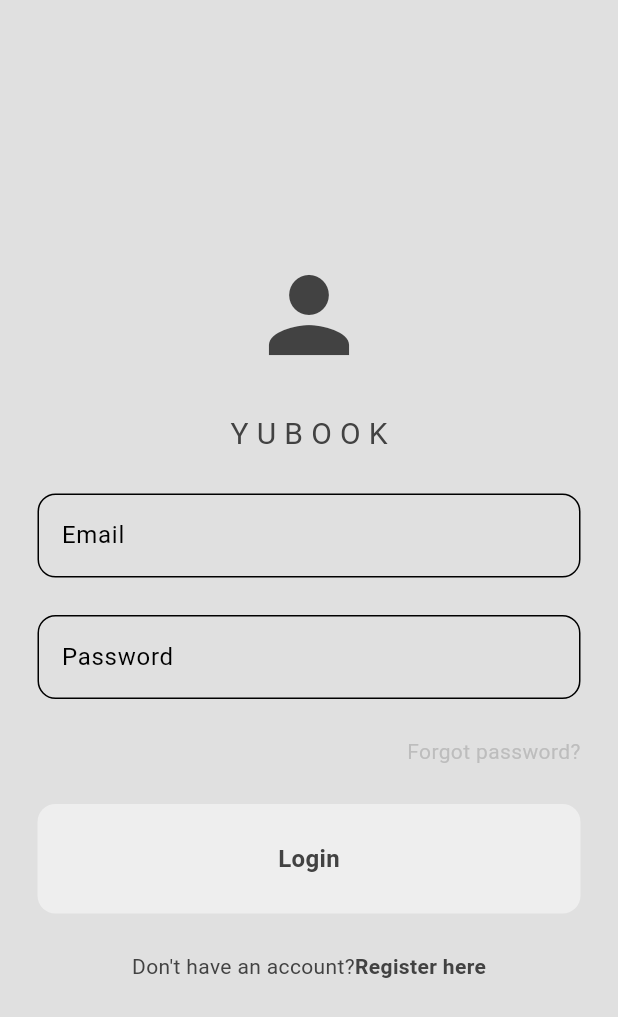
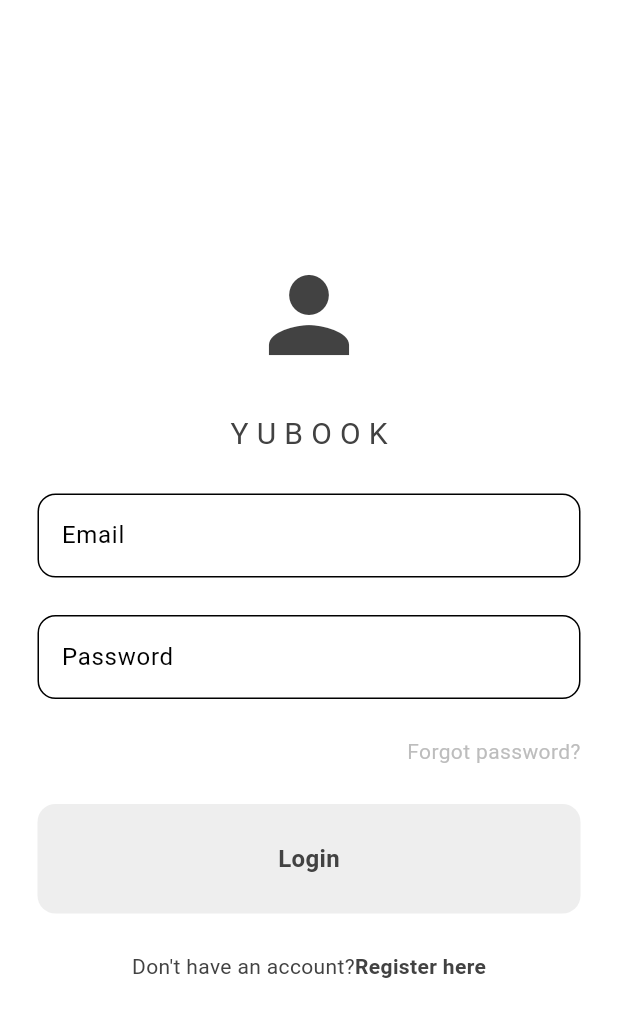
Before and after one commit to Mauroreis100/YuBook, a Flutter app: the screen it shows after launch, on a phone screen of 412 x 824 dp. Shown: the top 1017 px of the screen. Run offline on Flutter 3.47's test engine with Material 3 defaults, Android fonts, the phone set to English and light mode, and no system bars; our stand-ins replace firebase_core; accounts and stored records are empty.

Commit message:
pagina de login, com arquivos separados, componentes textfield e button reutilizaveis, ainda sem funcionalidade, apenas a tela definida com tema light e dark, que muda de acordo com o tema do celular.

```diff
--- a/yubook/lib/main.dart
+++ b/yubook/lib/main.dart
@@ -2,8 +2,7 @@ import 'package:flutter/material.dart';
 import 'package:firebase_core/firebase_core.dart';
 import 'package:yubook/theme/light_mode.dart';
 import 'firebase_options.dart';
-import 'pages/LoginPage.dart';
-import 'theme/light_mode.dart';
+import 'pages/loginpage.dart';
 import 'theme/dark_mode.dart';
 
 void main() async{
@@ -15,6 +14,7 @@ void main() async{
 class MyApp extends StatelessWidget{
   const MyApp({super.key});
 
+  @override
   Widget build(BuildContext context){
     return MaterialApp(
       debugShowMaterialGrid: false,
--- a/yubook/lib/pages/LoginPage.dart
+++ b/yubook/lib/pages/loginpage.dart
@@ -3,16 +3,17 @@ import 'package:yubook/components/MyTextField.dart';
 import 'package:yubook/components/my_button.dart';
 class LoginPage extends StatelessWidget{
 
-  TextEditingController emailController = TextEditingController();
-  TextEditingController passwordController = TextEditingController();
+  final TextEditingController emailController = TextEditingController();
+  final TextEditingController passwordController = TextEditingController();
 
   LoginPage({super.key});
 
   void login(){}
 
+  @override
   Widget build(BuildContext context){
     return Scaffold(
-      backgroundColor: Theme.of(context).colorScheme.background,
+      backgroundColor: Theme.of(context).scaffoldBackgroundColor,
       body: Center(
         child: Padding(
           padding: const EdgeInsets.all(25.0),
@@ -33,7 +34,7 @@ class LoginPage extends StatelessWidget{
 
               const SizedBox(height: 25,),
 
-              //email textfield
+              //email textfKield
               MyTextField(
                   hintText: "Email",
                   controller: emailController,
```
